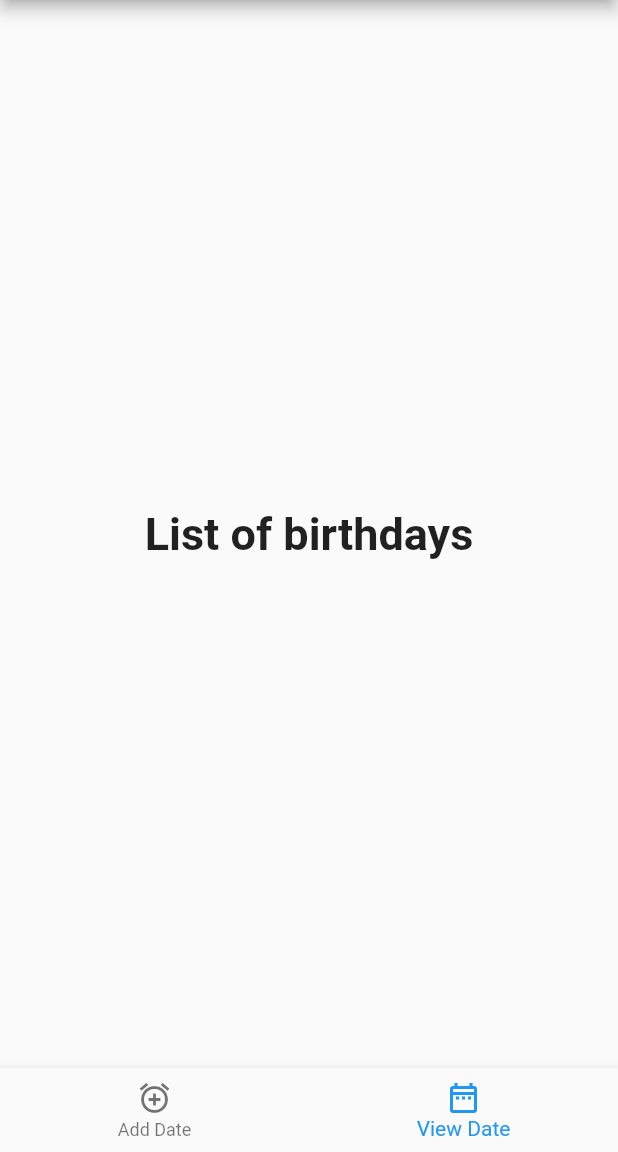
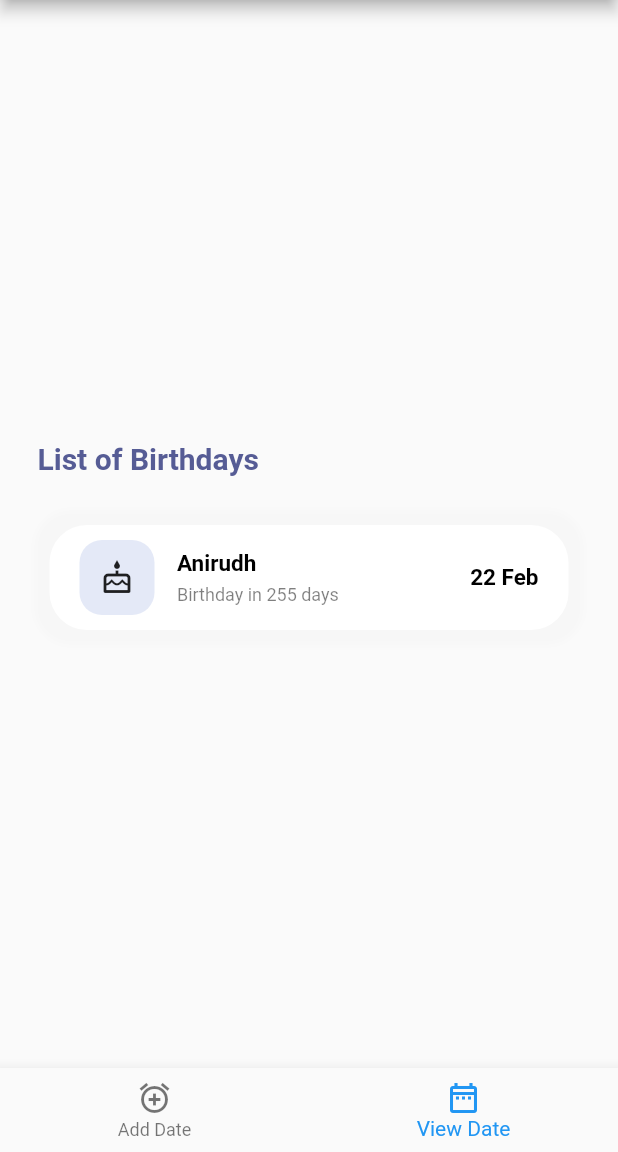
Before and after one commit to Anirudh-sk/BdayRemainder, a Flutter app: the screen it shows after launch, item 2 of the bottom bar chosen, on a phone screen of 412 x 824 dp, the part 84-1236 px from its top. Run offline on Flutter 3.47's test engine with Material 2 defaults, Android fonts, the light colour scheme and no system bars.

Commit message:
date list page

```diff
--- a/lib/Components/addpage.dart
+++ b/lib/Components/addpage.dart
@@ -70,7 +70,15 @@ class _addpageState extends State<addpage> with RestorationMixin {
 
   @override
   Widget build(BuildContext context) {
-    return Scaffold(
+    return SafeArea(
+        child: SingleChildScrollView(
+            child: Column(children: [
+      SizedBox(
+        height: 10,
+      ),
+      Padding(
+          padding: const EdgeInsets.only(left: 25, right: 25),
+          child: Scaffold(
             body: Center(
               child: Column(children: [
                 TextField(
@@ -85,6 +93,7 @@ class _addpageState extends State<addpage> with RestorationMixin {
                 ),
               ]),
             ),
-    );
+          ))
+    ])));
   }
 }
--- /dev/null
+++ b/lib/Components/listdays.dart
@@ -0,0 +1,151 @@
+import 'package:flutter/cupertino.dart';
+import 'package:flutter/material.dart';
+import 'package:flutter/src/widgets/container.dart';
+import 'package:flutter/src/widgets/framework.dart';
+import 'package:bday/Theme/colors.dart';
+
+class listdays extends StatefulWidget {
+  const listdays({super.key});
+
+  @override
+  State<listdays> createState() => _listdaysState();
+}
+
+class _listdaysState extends State<listdays> {
+  @override
+  Widget build(BuildContext context) {
+    var size = MediaQuery.of(context).size;
+    return SafeArea(
+        child: SingleChildScrollView(
+      child: Column(
+        children: [
+          SizedBox(
+            height: 10,
+          ),
+          Padding(
+            padding: const EdgeInsets.only(left: 25, right: 25),
+            child: Row(
+              mainAxisAlignment: MainAxisAlignment.spaceBetween,
+              children: [
+                Column(
+                  children: [
+                    Row(
+                      children: [
+                        Text("List of Birthdays",
+                            style: TextStyle(
+                              fontWeight: FontWeight.bold,
+                              fontSize: 20,
+                              color: mainFontColor,
+                            )),
+                      ],
+                    )
+                  ],
+                ),
+              ],
+            ),
+          ),
+          SizedBox(
+            height: 5,
+          ),
+          Padding(
+            padding: const EdgeInsets.all(8.0),
+            child: Column(
+              children: [
+                Row(
+                  children: [
+                    Expanded(
+                      child: Container(
+                        margin: EdgeInsets.only(
+                          top: 20,
+                          left: 25,
+                          right: 25,
+                        ),
+                        decoration: BoxDecoration(
+                            color: white,
+                            borderRadius: BorderRadius.circular(25),
+                            boxShadow: [
+                              BoxShadow(
+                                color: grey.withOpacity(0.03),
+                                spreadRadius: 10,
+                                blurRadius: 3,
+                                // changes position of shadow
+                              ),
+                            ]),
+                        child: Padding(
+                          padding: const EdgeInsets.only(
+                              top: 10, bottom: 10, right: 20, left: 20),
+                          child: Row(
+                            children: [
+                              Container(
+                                width: 50,
+                                height: 50,
+                                decoration: BoxDecoration(
+                                  color: arrowbgColor,
+                                  borderRadius: BorderRadius.circular(15),
+                                  // shape: BoxShape.circle
+                                ),
+                                child: Center(child: Icon(Icons.cake_outlined)),
+                              ),
+                              SizedBox(
+                                width: 15,
+                              ),
+                              Expanded(
+                                child: Container(
+                                  width: (size.width - 90) * 0.7,
+                                  child: Column(
+                                      mainAxisAlignment:
+                                          MainAxisAlignment.center,
+                                      crossAxisAlignment:
+                                          CrossAxisAlignment.start,
+                                      children: [
+                                        Text(
+                                          "Anirudh",
+                                          style: TextStyle(
+                                              fontSize: 15,
+                                              color: black,
+                                              fontWeight: FontWeight.bold),
+                                        ),
+                                        SizedBox(
+                                          height: 5,
+                                        ),
+                                        Text(
+                                          "Birthday in 255 days",
+                                          style: TextStyle(
+                                              fontSize: 12,
+                                              color: black.withOpacity(0.5),
+                                              fontWeight: FontWeight.w400),
+                                        ),
+                                      ]),
+                                ),
+                              ),
+                              Expanded(
+                                child: Container(
+                                  child: Row(
+                                    mainAxisAlignment: MainAxisAlignment.end,
+                                    children: [
+                                      Text(
+                                        "22 Feb",
+                                        style: TextStyle(
+                                            fontSize: 15,
+                                            fontWeight: FontWeight.bold,
+                                            color: black),
+                                      )
+                                    ],
+                                  ),
+                                ),
+                              )
+                            ],
+                          ),
+                        ),
+                      ),
+                    ),
+                  ],
+                ),
+              ],
+            ),
+          )
+        ],
+      ),
+    ));
+  }
+}
--- /dev/null
+++ b/lib/Theme/colors.dart
@@ -0,0 +1,13 @@
+import 'package:flutter/material.dart';
+
+const Color primary = Color(0xfff2f9fe);
+const Color secondary = Color(0xFFdbe4f3);
+const Color black = Color(0xFF000000);
+const Color white = Color(0xFFFFFFFF);
+const Color grey = Colors.grey;
+const Color red = Color(0xFFec5766);
+const Color green = Color(0xFF43aa8b);
+const Color blue = Color(0xFF28c2ff);
+const Color buttoncolor = Color(0xff3e4784);
+const Color mainFontColor = Color(0xff565c95);
+const Color arrowbgColor = Color(0xffe4e9f7);
--- a/lib/main.dart
+++ b/lib/main.dart
@@ -1,4 +1,5 @@
 import 'package:bday/Components/addpage.dart';
+import 'package:bday/Components/listdays.dart';
 import 'package:flutter/material.dart';
 
 void main() => runApp(const MyApp());
@@ -28,13 +29,7 @@
   int _selectedIndex = 0;
   static const TextStyle optionStyle =
       TextStyle(fontSize: 30, fontWeight: FontWeight.bold);
-  static const List<Widget> _widgetOptions = <Widget>[
-    addpage(),
-    Text(
-      'List of birthdays',
-      style: optionStyle,
-    ),
-  ];
+  static const List<Widget> _widgetOptions = <Widget>[addpage(), listdays()];
 
   void _onItemTapped(int index) {
     setState(() {
```
Lines whose indentation alone changed are shown as unchanged.
